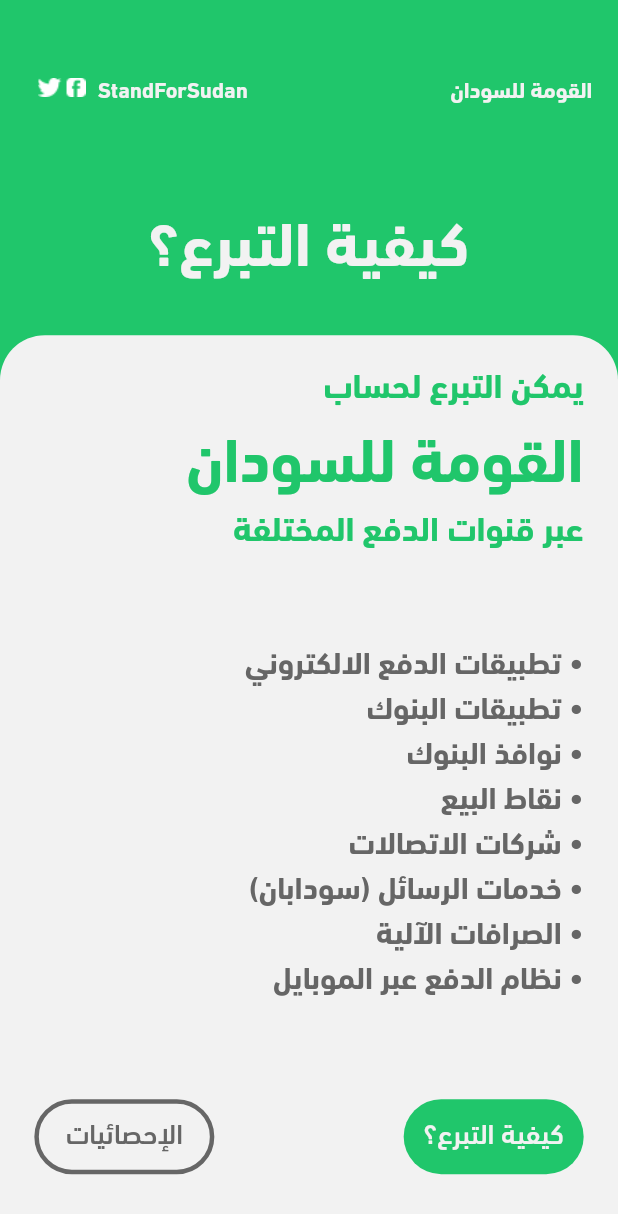
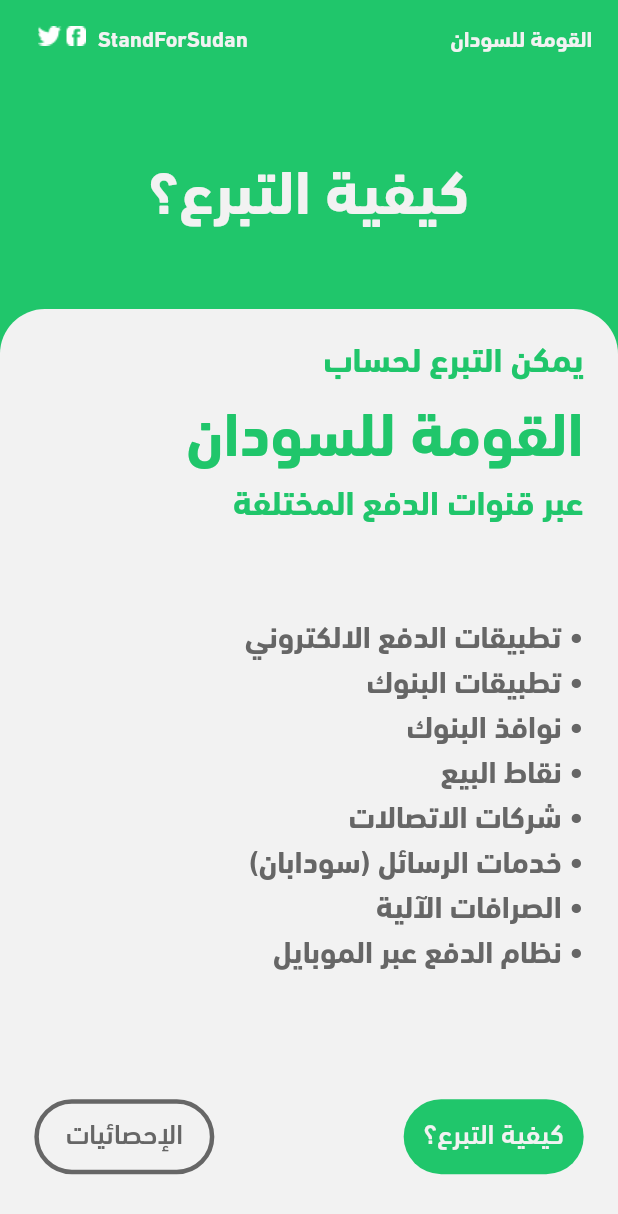
Before and after one commit to alilibx/standforsudan, a Flutter app: the screen it shows after launch, after a tap on "كيفية التبرع؟", on a phone screen of 412 x 824 dp. Shown: the top 1214 px of the screen. Run offline on Flutter 3.47's test engine with Material 2 defaults, Android fonts, the light colour scheme and no system bars; our stand-ins replace connectivity, device_preview, shared_preferences; network calls fail.

Commit message:
Added Android Last Update 1.3 V5

```diff
--- /dev/null
+++ b/app/lib/enums/device_screen_type.dart
@@ -0,0 +1,5 @@
+enum DeviceScreenType{
+  Mobile,
+  Tablet,
+  Desktop,
+}
--- a/app/lib/main.dart
+++ b/app/lib/main.dart
@@ -1,17 +1,23 @@
-
 import 'package:app/screens/donations_screen.dart';
+//import 'package:app/screens/home/home_view.dart';
 import 'package:app/styles/colors.dart';
+import 'package:device_preview/device_preview.dart';
 import 'package:flutter/material.dart';
 
-void main() {
-  runApp(new MaterialApp(
+//void main() => runApp(DevicePreview(builder: (context) => StandForSudan()));
+void main() => runApp(StandForSudan());
+class StandForSudan extends StatelessWidget {
+  @override
+  Widget build(BuildContext context) {
+    return MaterialApp(
       title: "Stand For Sudan",
-      home: DonationsScreen(),
+      home: DonationsScreen(),//HomeView(),
       debugShowCheckedModeBanner: false,
       theme: ThemeData(
         primaryColor: AppColors.primaryBackground,
         accentColor: AppColors.accentText,
-        ),
+      ),
       //debugShowCheckedModeBanner: false,
-    ));
+    );
+  }
 }
--- a/app/lib/screens/donations_screen.dart
+++ b/app/lib/screens/donations_screen.dart
@@ -1,20 +1,22 @@
 import 'dart:async';
 import 'dart:convert';
+import 'package:app/utils/elements_size.dart';
 import 'package:app/screens/howtodonate_screen.dart';
 import 'package:app/widgets/faderoute.dart';
 import 'package:http/http.dart' as http;
 import 'package:app/styles/colors.dart';
-import 'package:app/utils/shared.dart';
 import 'package:app/widgets/header_widget.dart';
 import 'package:connectivity/connectivity.dart';
 import 'package:flutter/material.dart';
-// import 'package:fluttertoast/fluttertoast.dart';
 import 'package:intl/intl.dart';
+import 'package:shared_preferences/shared_preferences.dart';
 
 class DonationsScreen extends StatefulWidget {
   @override
   _DonationsScreenState createState() => _DonationsScreenState();
 }
+
+enum MessageType { Alert, Information, Warning, Error }
 
 class _DonationsScreenState extends State<DonationsScreen> {
   Timer interval;
@@ -25,14 +27,22 @@ class _DonationsScreenState extends State<DonationsScreen> {
 
   final String url =
       "https://standforsudan.ebs-sd.com/StandForSudan/getStandForSudanStatstics";
+
   var numberofDonations = "000000000";
   var amount = "000000000";
+
   var lastupdate =
       new DateFormat("dd-MM-yyyy hh:mm:ss").format(DateTime.now()).toString();
 
+
+
   @override
-  void initState() {
+  Future<void> initState() {
     super.initState();
+    print("SFS: init State");
+
+    print("Donations:$numberofDonations Amount: $amount");
+    _loadCounter();
     initConnectivity();
     _connectionSubscription =
         _connectivity.onConnectivityChanged.listen((ConnectivityResult result) {
@@ -40,10 +50,15 @@ class _DonationsScreenState extends State<DonationsScreen> {
         _connectionStatus = result.toString();
       });
     });
-    AlertDialog(
-        title: Text("Initstate : $_connectionStatus"),
-      );
-    print("Initstate : $_connectionStatus");
+    print("Connection : $_connectionStatus");
+  }
+
+  _loadCounter() async {
+    SharedPreferences prefs = await SharedPreferences.getInstance();
+    setState(() {
+      numberofDonations = prefs.getString('numberofDonations') ?? "000000000";
+      amount = prefs.getString('amountofDonations') ?? "000000000";
+    });
   }
 
   //For cancelling the stream subscription...
@@ -59,10 +74,7 @@ class _DonationsScreenState extends State<DonationsScreen> {
     try {
       connectionStatus = (await _connectivity.checkConnectivity()).toString();
     } on Exception catch (e) {
-      print(e.toString());
-      AlertDialog(
-        title: Text(e.toString()),
-      );
+      print("Connection Erro: $e.toString()");
       connectionStatus = "Internet connectivity failed";
     }
 
@@ -107,12 +119,13 @@ class _DonationsScreenState extends State<DonationsScreen> {
     final formatter = new NumberFormat("#,###", "en_US");
     print("Data:" + response.body);
     print(formatter.format(parsedData['totalAmount']));
+    final prefs = await SharedPreferences.getInstance();
     setState(() {
-      AlertDialog(
-        title: Text(response.body),
-      );
       numberofDonations = formatter.format(parsedData['numberOfTransaction']);
       amount = formatter.format(parsedData['totalAmount']);
+      prefs.setString('numberofDonations', numberofDonations);
+      prefs.setString('amountofDonations', amount);
+      //_showDialog(context, MessageType.Information,response.body);
       lastupdate = new DateFormat("dd-MM-yyyy hh:mm:ss")
           .format(DateTime.now())
           .toString();
@@ -121,7 +134,8 @@ class _DonationsScreenState extends State<DonationsScreen> {
     return "Success";
   }
 
-  void onHowToButtonPressed(BuildContext context) => Navigator.push(context,FadeRoute(page:HowToDonate()));
+  void onHowToButtonPressed(BuildContext context) =>
+      Navigator.push(context, FadeRoute(page: HowToDonate()));
 
   @override
   Widget build(BuildContext context) {
@@ -132,7 +146,9 @@ class _DonationsScreenState extends State<DonationsScreen> {
           HeaderWidget(title: 'الإحصائيات'),
           Expanded(
             child: Container(
-              width: Shared().screenWidth(context),
+              width: ElementsSize().screenWidth(context),
+              height: ElementsSize().screenWidth(context) -
+                  ElementsSize().screenWidth(context) / 5,
               decoration: BoxDecoration(
                   color: AppColors.accentText,
                   borderRadius: BorderRadius.only(
@@ -148,7 +164,7 @@ class _DonationsScreenState extends State<DonationsScreen> {
                         Text(
                           'عدد التبرعات',
                           style: TextStyle(
-                            fontSize: Shared().textSize(context, 13),
+                            fontSize: ElementsSize().textSize(context, 13),
                             fontFamily: 'DIN Next LT Arabic',
                             fontWeight: FontWeight.w500,
                             color: AppColors.primaryText,
@@ -157,7 +173,7 @@ class _DonationsScreenState extends State<DonationsScreen> {
                         Text(
                           numberofDonations,
                           style: TextStyle(
-                            fontSize: Shared().textSize(context, 8),
+                            fontSize: ElementsSize().textSize(context, 8),
                             fontFamily: 'DIN Next LT Arabic',
                             fontWeight: FontWeight.bold,
                             color: AppColors.secondaryText,
@@ -166,7 +182,7 @@ class _DonationsScreenState extends State<DonationsScreen> {
                         Text(
                           'معاملة',
                           style: TextStyle(
-                            fontSize: Shared().textSize(context, 18),
+                            fontSize: ElementsSize().textSize(context, 18),
                             fontFamily: 'DIN Next LT Arabic',
                             fontWeight: FontWeight.w500,
                             color: AppColors.primaryText,
@@ -175,14 +191,14 @@ class _DonationsScreenState extends State<DonationsScreen> {
                       ],
                     ),
                     Padding(
-                      padding:
-                          EdgeInsets.only(top: Shared().textSize(context, 10)),
+                      padding: EdgeInsets.only(
+                          top: ElementsSize().textSize(context, 10)),
                       child: Column(
                         children: <Widget>[
                           Text(
                             'جملة التبرعات',
                             style: TextStyle(
-                              fontSize: Shared().textSize(context, 13),
+                              fontSize: ElementsSize().textSize(context, 13),
                               fontFamily: 'DIN Next LT Arabic',
                               fontWeight: FontWeight.w500,
                               color: AppColors.primaryText,
@@ -191,7 +207,7 @@ class _DonationsScreenState extends State<DonationsScreen> {
                           Text(
                             amount,
                             style: TextStyle(
-                              fontSize: Shared().textSize(context, 8),
+                              fontSize: ElementsSize().textSize(context, 8),
                               fontFamily: 'DIN Next LT Arabic',
                               fontWeight: FontWeight.bold,
                               color: AppColors.secondaryText,
@@ -200,7 +216,7 @@ class _DonationsScreenState extends State<DonationsScreen> {
                           Text(
                             'جنيه سوداني',
                             style: TextStyle(
-                              fontSize: Shared().textSize(context, 18),
+                              fontSize: ElementsSize().textSize(context, 18),
                               fontFamily: 'DIN Next LT Arabic',
                               fontWeight: FontWeight.w500,
                               color: AppColors.primaryText,
@@ -210,8 +226,8 @@ class _DonationsScreenState extends State<DonationsScreen> {
                       ),
                     ),
                     Padding(
-                      padding:
-                          EdgeInsets.only(top: Shared().textSize(context, 7)),
+                      padding: EdgeInsets.only(
+                          top: ElementsSize().textSize(context, 7)),
                       child: Column(
                         children: <Widget>[
                           Row(
@@ -220,7 +236,8 @@ class _DonationsScreenState extends State<DonationsScreen> {
                               Text(
                                 lastupdate,
                                 style: TextStyle(
-                                  fontSize: Shared().textSize(context, 32),
+                                  fontSize:
+                                      ElementsSize().textSize(context, 32),
                                   fontFamily: 'DIN Next LT Arabic',
                                   fontWeight: FontWeight.w500,
                                   color: AppColors.primaryBackground,
@@ -229,7 +246,8 @@ class _DonationsScreenState extends State<DonationsScreen> {
                               Text(
                                 '  اخر تحديث',
                                 style: TextStyle(
-                                  fontSize: Shared().textSize(context, 32),
+                                  fontSize:
+                                      ElementsSize().textSize(context, 32),
                                   fontFamily: 'DIN Next LT Arabic',
                                   fontWeight: FontWeight.w500,
                                   color: AppColors.primaryBackground,
@@ -240,7 +258,7 @@ class _DonationsScreenState extends State<DonationsScreen> {
                           Text(
                             'البيانات تمثل جملة مدخلات حساب القومة للسودان و تحدث كل 60 ثانية',
                             style: TextStyle(
-                              fontSize: Shared().textSize(context, 32),
+                              fontSize: ElementsSize().textSize(context, 32),
                               fontFamily: 'DIN Next LT Arabic',
                               fontWeight: FontWeight.w500,
                               color: AppColors.primaryBackground,
@@ -254,8 +272,8 @@ class _DonationsScreenState extends State<DonationsScreen> {
                         alignment: Alignment.bottomCenter,
                         child: Padding(
                           padding: EdgeInsets.symmetric(
-                              horizontal: Shared().textSize(context, 18),
-                              vertical: Shared().textSize(context, 10)),
+                              horizontal: ElementsSize().textSize(context, 18),
+                              vertical: ElementsSize().textSize(context, 10)),
                           child: Row(
                             mainAxisAlignment: MainAxisAlignment.spaceBetween,
                             children: <Widget>[
@@ -272,7 +290,8 @@ class _DonationsScreenState extends State<DonationsScreen> {
                                     'الإحصائيات',
                                     textAlign: TextAlign.center,
                                     style: TextStyle(
-                                      fontSize: Shared().textSize(context, 22),
+                                      fontSize:
+                                          ElementsSize().textSize(context, 22),
                                       fontFamily: 'DIN Next LT Arabic',
                                       fontWeight: FontWeight.w500,
                                       color: AppColors.accentText,
@@ -300,7 +319,8 @@ class _DonationsScreenState extends State<DonationsScreen> {
                                       'كيفية التبرع؟',
                                       textAlign: TextAlign.center,
                                       style: TextStyle(
-                                        fontSize: Shared().textSize(context, 22),
+                                        fontSize: ElementsSize()
+                                            .textSize(context, 22),
                                         fontFamily: 'DIN Next LT Arabic',
                                         fontWeight: FontWeight.w500,
                                         color: AppColors.primaryText,
@@ -323,4 +343,14 @@ class _DonationsScreenState extends State<DonationsScreen> {
       ),
     );
   }
+   _showDialog(BuildContext context, MessageType type, String message) {
+    showDialog(
+        context: context,
+        builder: (context) {
+          return AlertDialog(
+            title: Text(type.toString()),
+            content: Text(message),
+          );
+        });
+  }
 }
--- a/app/lib/screens/howtodonate_screen.dart
+++ b/app/lib/screens/howtodonate_screen.dart
@@ -1,6 +1,6 @@
 import 'package:app/screens/donations_screen.dart';
 import 'package:app/styles/colors.dart';
-import 'package:app/utils/shared.dart';
+import 'package:app/utils/elements_size.dart';
 import 'package:app/widgets/header_widget.dart';
 import 'package:flutter/material.dart';
 
@@ -17,7 +17,7 @@ class HowToDonate extends StatelessWidget {
           HeaderWidget(title: 'كيفية التبرع؟'),
           Expanded(
             child: Container(
-              width: Shared().screenWidth(context),
+              width: ElementsSize().screenWidth(context),
               decoration: BoxDecoration(
                   color: AppColors.accentText,
                   borderRadius: BorderRadius.only(
@@ -31,21 +31,21 @@ class HowToDonate extends StatelessWidget {
                   children: <Widget>[
                     Padding(
                       padding: EdgeInsets.symmetric(
-                          horizontal: Shared().textSize(context, 18)),
+                          horizontal: ElementsSize().textSize(context, 18)),
                       child: RichText(
                         textAlign: TextAlign.right,
                         text: TextSpan(children: <TextSpan>[
                           TextSpan(
                               text: "يمكن التبرع لحساب\n",
                               style: TextStyle(
-                                  fontSize: Shared().textSize(context, 18),
+                                  fontSize: ElementsSize().textSize(context, 18),
                                   fontFamily: 'DIN Next LT Arabic',
                                   fontWeight: FontWeight.bold,
                                   color: AppColors.primaryBackground)),
                           TextSpan(
                               text: "القومة للسودان\n",
                               style: TextStyle(
-                                fontSize: Shared().textSize(context, 10),
+                                fontSize: ElementsSize().textSize(context, 10),
                                 fontFamily: 'DIN Next LT Arabic',
                                 fontWeight: FontWeight.bold,
                                 color: AppColors.primaryBackground,
@@ -53,7 +53,7 @@ class HowToDonate extends StatelessWidget {
                           TextSpan(
                               text: "عبر قنوات الدفع المختلفة\n",
                               style: TextStyle(
-                                fontSize: Shared().textSize(context, 18),
+                                fontSize: ElementsSize().textSize(context, 18),
                                 fontFamily: 'DIN Next LT Arabic',
                                 fontWeight: FontWeight.bold,
                                 color: AppColors.primaryBackground,
@@ -63,8 +63,8 @@ class HowToDonate extends StatelessWidget {
                     ),
                     Padding(
                       padding: EdgeInsets.symmetric(
-                          horizontal: Shared().textSize(context, 18),
-                          vertical: Shared().textSize(context, 18)),
+                          horizontal: ElementsSize().textSize(context, 18),
+                          vertical: ElementsSize().textSize(context, 18)),
                       child: RichText(
                         textAlign: TextAlign.right,
                         text: TextSpan(children: <TextSpan>[
@@ -72,7 +72,7 @@ class HowToDonate extends StatelessWidget {
                               text:
                                   "تطبيقات الدفع الالكتروني •\nتطبيقات البنوك •\nنوافذ البنوك •\nنقاط البيع •\nشركات الاتصالات •\n خدمات الرسائل (سودابان) •\nالصرافات الآلية •\n نظام الدفع عبر الموبايل •",
                               style: TextStyle(
-                                  fontSize: Shared().textSize(context, 20),
+                                  fontSize: ElementsSize().textSize(context, 20),
                                   fontFamily: 'DIN Next LT Arabic',
                                   fontWeight: FontWeight.bold,
                                   color: AppColors.primaryText)),
@@ -84,8 +84,8 @@ class HowToDonate extends StatelessWidget {
                         alignment: Alignment.bottomCenter,
                         child: Padding(
                           padding: EdgeInsets.symmetric(
-                              horizontal: Shared().textSize(context, 18),
-                              vertical: Shared().textSize(context, 10)),
+                              horizontal: ElementsSize().textSize(context, 18),
+                              vertical: ElementsSize().textSize(context, 10)),
                           child: Row(
                             mainAxisAlignment: MainAxisAlignment.spaceBetween,
                             children: <Widget>[
@@ -110,7 +110,7 @@ class HowToDonate extends StatelessWidget {
                                       textAlign: TextAlign.center,
                                       style: TextStyle(
                                         fontSize:
-                                            Shared().textSize(context, 22),
+                                            ElementsSize().textSize(context, 22),
                                         fontFamily: 'DIN Next LT Arabic',
                                         fontWeight: FontWeight.w500,
                                         color: AppColors.primaryText,
@@ -132,7 +132,7 @@ class HowToDonate extends StatelessWidget {
                                     'كيفية التبرع؟',
                                     textAlign: TextAlign.center,
                                     style: TextStyle(
-                                      fontSize: Shared().textSize(context, 22),
+                                      fontSize: ElementsSize().textSize(context, 22),
                                       fontFamily: 'DIN Next LT Arabic',
                                       fontWeight: FontWeight.w500,
                                       color: AppColors.accentText,
--- /dev/null
+++ b/app/lib/utils/elements_size.dart
@@ -0,0 +1,23 @@
+import 'package:flutter/material.dart';
+
+class ElementsSize {
+
+  Size screenSize(BuildContext context) {
+    return MediaQuery.of(context).size;
+  }
+
+  double screenWidth(BuildContext context,
+      {double dividedBy = 1, double reducedBy = 0.0}) {
+    return (screenSize(context).width - reducedBy) / dividedBy;
+  }
+
+    double screenHeight(BuildContext context,
+      {double dividedBy = 1, double reducedBy = 0.0}) {
+    return (screenSize(context).height - reducedBy) / dividedBy;
+  }
+
+  double textSize(BuildContext context, double size) {
+    return screenWidth(context) / size;
+  }
+
+}
--- a/app/lib/utils/shared.dart
+++ /dev/null
@@ -1,34 +0,0 @@
-import 'package:flutter/material.dart';
-
-class Shared {
-  void showToast(BuildContext context, String _message) {
-    final scaffold = Scaffold.of(context);
-    scaffold.showSnackBar(SnackBar(
-      content: Text(_message),
-    ));
-  }
-
-  Size screenSize(BuildContext context) {
-    return MediaQuery.of(context).size;
-  }
-
-  double screenHeight(BuildContext context,
-      {double dividedBy = 1, double reducedBy = 0.0}) {
-    return (screenSize(context).height - reducedBy) / dividedBy;
-  }
-
-  double screenWidth(BuildContext context,
-      {double dividedBy = 1, double reducedBy = 0.0}) {
-    return (screenSize(context).width - reducedBy) / dividedBy;
-  }
-
-  double textSize(BuildContext context, double size) {
-    return screenWidth(context) / size;
-  }
-
-  double screenHeightExcludingToolbar(BuildContext context,
-      {double dividedBy = 1}) {
-    return screenHeight(context,
-        dividedBy: dividedBy, reducedBy: kToolbarHeight);
-  }
-}
--- a/app/lib/widgets/header_widget.dart
+++ b/app/lib/widgets/header_widget.dart
@@ -1,5 +1,5 @@
 import 'package:app/styles/colors.dart';
-import 'package:app/utils/shared.dart';
+import 'package:app/utils/elements_size.dart';
 import 'package:flutter/material.dart';
 
 class HeaderWidget extends StatelessWidget {
@@ -9,26 +9,28 @@ class HeaderWidget extends StatelessWidget {
 
   @override
   Widget build(BuildContext context) {
-    return Padding(
-      padding: EdgeInsets.symmetric(vertical: (Shared().screenHeight(context) / 4) / 6),
+    print(ElementsSize().screenHeight(context).toString());
+    return Container(
+      height: ElementsSize().screenHeight(context)/4,
+      width: ElementsSize().screenWidth(context),
       child: Column(
         children: <Widget>[
           Padding(
-            padding: EdgeInsets.symmetric(horizontal: Shared().textSize(context, 24)),
+            padding: EdgeInsets.symmetric(horizontal: ElementsSize().textSize(context, 24)),
             child: Row(
               mainAxisAlignment: MainAxisAlignment.spaceBetween,
               children: <Widget>[
                 Row(
                   children: <Widget>[
                     IconButton(
-                      iconSize: Shared().textSize(context, 28),
+                      iconSize: ElementsSize().textSize(context, 28),
                       icon: Image.asset('assets/images/group-32.png'),
                       onPressed: () {},
                     ),
                     Text(
                       'StandForSudan',
                       style: TextStyle(
-                        fontSize: Shared().textSize(context, 28),
+                        fontSize: ElementsSize().textSize(context, 28),
                         fontFamily: 'DIN Next LT Arabic',
                         fontWeight: FontWeight.bold,
                         color: AppColors.accentText,
@@ -39,7 +41,7 @@ class HeaderWidget extends StatelessWidget {
                 Text(
                   'القومة للسودان',
                   style: TextStyle(
-                    fontSize: Shared().textSize(context, 28),
+                    fontSize: ElementsSize().textSize(context, 28),
                     fontFamily: 'DIN Next LT Arabic',
                     fontWeight: FontWeight.bold,
                     color: AppColors.accentText,
@@ -50,12 +52,12 @@ class HeaderWidget extends StatelessWidget {
           ),
           Padding(
             padding: EdgeInsets.only(
-                top: (Shared().screenHeight(context) / 4) / 4.5),
+                top: (ElementsSize().screenHeight(context) / 4) / 4.5),
             child: Center(
               child: Text(
                 title,
                 style: TextStyle(
-                  fontSize: Shared().textSize(context, 10),
+                  fontSize: ElementsSize().textSize(context, 10),
                   fontFamily: 'DIN Next LT Arabic',
                   fontWeight: FontWeight.bold,
                   color: AppColors.accentText,
--- a/app/pubspec.yaml
+++ b/app/pubspec.yaml
@@ -23,6 +23,8 @@ dependencies:
   http: ^0.12.0+4
   connectivity: ^0.4.8+2
   intl: ^0.16.1
+  device_preview: ^0.4.4
+  shared_preferences:
   #fluttertoast: ^4.0.1
   # The following adds the Cupertino Icons font to your application.
   # Use with the CupertinoIcons class for iOS style icons.
```
Also changed, not shown: app/lib/responsive/orientation_layout.dart (added, +23 -0 lines), app/lib/responsive/responsive_builder.dart (added, +22 -0 lines), app/lib/responsive/screen_type_layout.dart (added, +33 -0 lines), app/lib/responsive/sizing_information.dart (added, +20 -0 lines), app/lib/screens/home/home_view.dart (added, +22 -0 lines), app/lib/screens/home/home_view_mobile.dart (added, +35 -0 lines), app/lib/utils/ui_utils.dart (added, +23 -0 lines), app/pubspec.lock, 16 other files.
